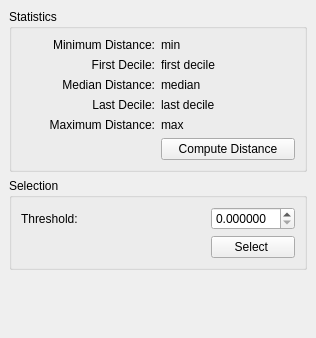
Old version of the form demo/Polyhedron/Plugins/Point_set/Point_set_to_mesh_distance_widget.ui in the repository MicroStar-Tech/cgal.
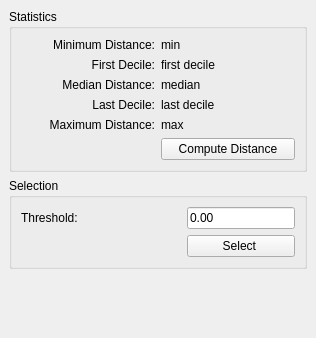
New version of the form. Custom widgets are drawn as their Qt base class.

```diff
--- a/demo/Polyhedron/Plugins/Point_set/Point_set_to_mesh_distance_widget.ui
+++ b/demo/Polyhedron/Plugins/Point_set/Point_set_to_mesh_distance_widget.ui
@@ -140,16 +140,6 @@
         <layout class="QHBoxLayout" name="horizontalLayout_2">
          <item>
           <layout class="QGridLayout" name="gridLayout_2" columnstretch="1,0">
-           <item row="0" column="1">
-            <widget class="QDoubleSpinBox" name="distance_spinbox">
-             <property name="toolTip">
-              <string>Points further than this distance will be selected.</string>
-             </property>
-             <property name="decimals">
-              <number>6</number>
-             </property>
-            </widget>
-           </item>
            <item row="1" column="1">
             <widget class="QPushButton" name="select_button">
              <property name="toolTip">
@@ -167,6 +157,13 @@
              </property>
             </widget>
            </item>
+           <item row="0" column="1">
+            <widget class="DoubleEdit" name="distance_spinbox">
+             <property name="text">
+              <string>0.00</string>
+             </property>
+            </widget>
+           </item>
           </layout>
          </item>
         </layout>
@@ -190,6 +187,13 @@
    </layout>
   </widget>
  </widget>
+ <customwidgets>
+  <customwidget>
+   <class>DoubleEdit</class>
+   <extends>QLineEdit</extends>
+   <header>CGAL_double_edit.h</header>
+  </customwidget>
+ </customwidgets>
  <resources/>
  <connections/>
 </ui>
```
